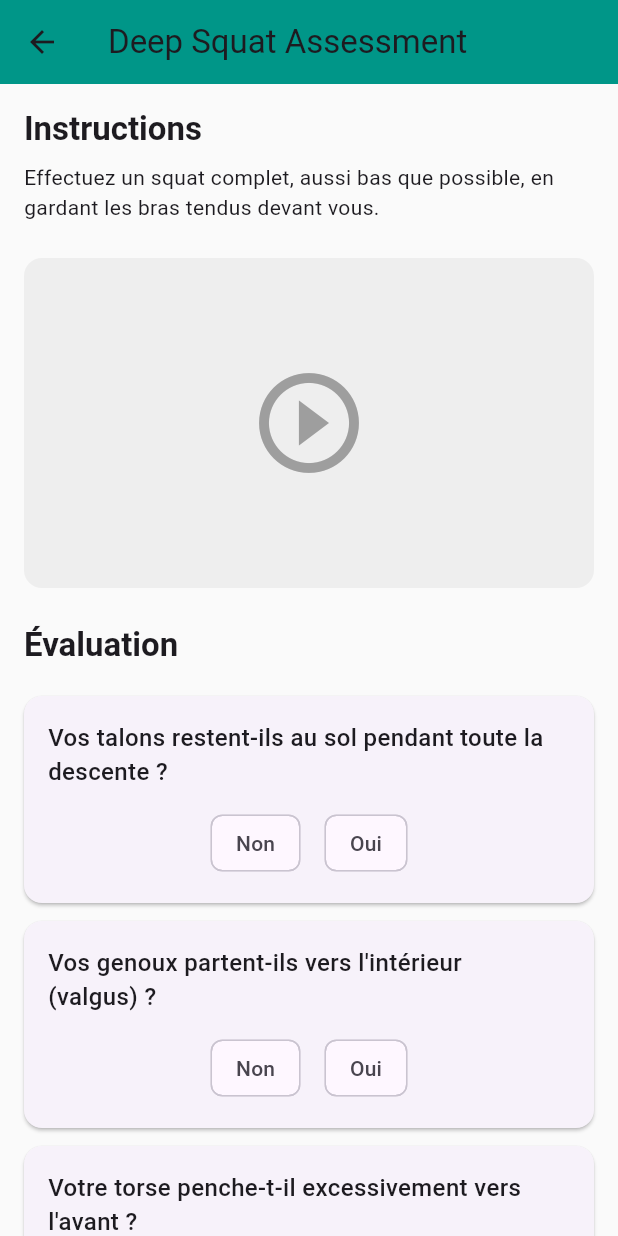
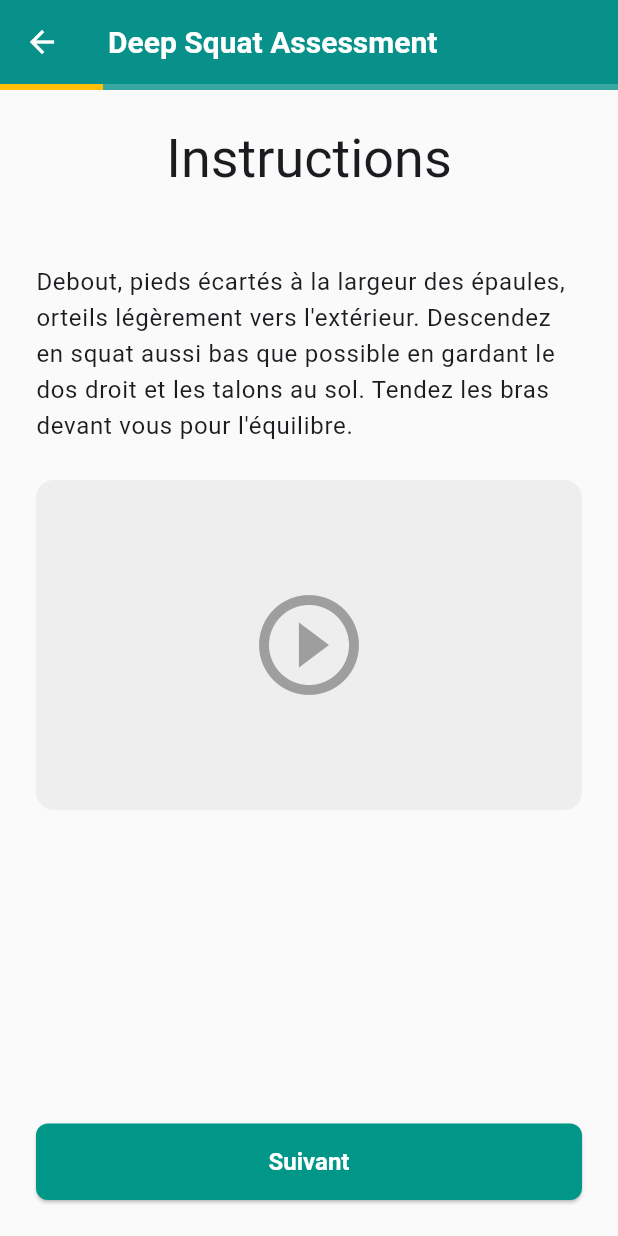
Before and after one commit to ThTe/Test-Jules-fitness, a Flutter app: the GuidedTestScreen screen opened directly with sample values from the repository, on a phone screen of 412 x 824 dp. Run offline on Flutter 3.47's test engine with Material 3 defaults, Android fonts, the phone set to English and light mode, and no system bars.

Commit message:
I've completed a major update to enhance the application's user experience and content library. Here's what I did:
**UI/UX Improvements:**
- I created a centralized `AppTheme` for consistent styling.
- I extracted reusable widgets like `SectionTitle` to clean up the screen code.
- I added an `AnimatedSwitcher` to the home screen score for a smoother feel.

**Feature & Content Expansion:**
- I completely refactored the `GuidedTestScreen` into a step-by-step "wizard" using a PageView for a more immersive experience.
- I created a new `ExerciseScreen` to act as an "exercise player," with a timer to guide you through the recommended exercises.
- I enhanced the data models to support numeric inputs for quantifiable tests.
- I expanded the content library with detailed instructions and criteria for the Dynamic Lunge, Knee-to-Wall, Shoulder Mobility, and Thoracic Rotation tests.

```diff
--- a/lib/data/mock_data.dart
+++ b/lib/data/mock_data.dart
@@ -7,38 +7,77 @@ final List<MobilityTest> mockTests = [
     id: 't1',
     name: 'Deep Squat Assessment',
     category: 'Chaîne inférieure',
-    instructions: 'Effectuez un squat complet, aussi bas que possible, en gardant les bras tendus devant vous.',
+    instructions: 'Debout, pieds écartés à la largeur des épaules, orteils légèrement vers l\'extérieur. Descendez en squat aussi bas que possible en gardant le dos droit et les talons au sol. Tendez les bras devant vous pour l\'équilibre.',
     criteria: [
-      TestCriterion(id: 't1c1', question: 'Vos talons restent-ils au sol pendant toute la descente ?'),
-      TestCriterion(id: 't1c2', question: 'Vos genoux partent-ils vers l\'intérieur (valgus) ?'),
+      TestCriterion(id: 't1c1', question: 'Vos talons se décollent-ils du sol ?'),
+      TestCriterion(id: 't1c2', question: 'Vos genoux rentrent-ils vers l\'intérieur ?'),
       TestCriterion(id: 't1c3', question: 'Votre torse penche-t-il excessivement vers l\'avant ?'),
-      TestCriterion(id: 't1c4', question: 'Le bas de votre dos s\'arrondit-il de manière significative (butt wink) ?'),
+      TestCriterion(id: 't1c4', question: 'Le bas de votre dos s\'arrondit-il de manière marquée (butt wink) ?'),
     ],
   ),
   const MobilityTest(
     id: 't2',
     name: '90/90 Hip Switch',
     category: 'Hanches',
-    instructions: 'Assis au sol, genoux pliés à 90°, basculez vos genoux d\'un côté à l\'autre sans utiliser vos mains.',
+    instructions: 'Asseyez-vous au sol, les deux genoux pliés à 90 degrés, une jambe devant vous et l\'autre sur le côté. Gardez le torse droit et tentez de basculer vos genoux de l\'autre côté sans utiliser vos mains.',
     criteria: [
-      TestCriterion(id: 't2c1', question: 'Réussissez-vous le mouvement sans utiliser vos mains comme support ?'),
-      TestCriterion(id: 't2c2', question: 'Votre fesse opposée reste-t-elle au sol (ou très proche) ?'),
-      TestCriterion(id: 't2c3', question: 'Ressentez-vous un pincement ou une douleur dans le dos ou les hanches ?'),
+      TestCriterion(id: 't2c1', question: 'Devez-vous utiliser vos mains pour vous aider ou vous stabiliser ?'),
+      TestCriterion(id: 't2c2', question: 'La fesse du côté où les genoux se déplacent se soulève-t-elle beaucoup ?'),
+      TestCriterion(id: 't2c3', question: 'Ressentez-vous une douleur ou un pincement (plutôt qu\'un simple étirement) ?'),
     ],
   ),
   const MobilityTest(
     id: 't3',
     name: 'Test de fente dynamique',
     category: 'Chaîne inférieure',
-    instructions: 'Faites un grand pas en avant et descendez en fente, puis revenez à la position de départ.',
-    criteria: [], // To be detailed later
+    instructions: 'Debout, faites un grand pas en avant. Descendez jusqu\'à ce que votre cuisse avant soit parallèle au sol, genou au-dessus de la cheville. Le genou arrière doit frôler le sol. Remontez en poussant sur le pied avant. Faites le test pour chaque jambe.',
+    criteria: [
+      TestCriterion(id: 't3c1', question: 'Perdez-vous l\'équilibre pendant le mouvement ?'),
+      TestCriterion(id: 't3c2', question: 'Votre genou avant dépasse-t-il vos orteils ou rentre-t-il vers l\'intérieur ?'),
+      TestCriterion(id: 't3c3', question: 'Votre torse penche-t-il de manière significative vers l\'avant ou sur le côté ?'),
+    ],
   ),
   const MobilityTest(
     id: 't4',
     name: 'Flexion dorsale cheville (Knee-to-Wall)',
     category: 'Chevilles',
-    instructions: 'Face à un mur, avancez votre pied jusqu\'à ce que votre genou puisse toucher le mur sans que le talon ne se décolle.',
-    criteria: [], // To be detailed later
+    instructions: 'Face à un mur, en position de fente, le gros orteil du pied avant pointant vers le mur. Avancez ou reculez votre pied pour trouver la distance maximale à laquelle vous pouvez toucher le mur avec votre genou, SANS que votre talon ne se décolle du sol. Mesurez cette distance.',
+    criteria: [
+      TestCriterion(
+        id: 't4c1',
+        question: 'Quelle est la distance maximale (en cm) entre votre gros orteil et le mur ?',
+        responseType: CriterionResponseType.numeric,
+        unit: 'cm',
+      ),
+      TestCriterion(id: 't4c2', question: 'Ressentez-vous une douleur (pincement à l\'avant, forte tension) ?'),
+    ],
+  ),
+  const MobilityTest(
+    id: 't5',
+    name: 'Test de mobilité d\'épaule (Apley\'s)',
+    category: 'Épaules',
+    instructions: 'Debout ou assis. Passez une main par-dessus l\'épaule pour toucher le haut du dos. Passez l\'autre main par le bas pour toucher le bas du dos. Rapprochez vos doigts le plus possible. Mesurez la distance (positive si les doigts ne se touchent pas, négative s\'ils se chevauchent).',
+    criteria: [
+      TestCriterion(
+        id: 't5c1',
+        question: 'Quelle est la distance entre vos doigts (en cm) ?',
+        responseType: CriterionResponseType.numeric,
+        unit: 'cm',
+      ),
+      TestCriterion(id: 't5c2', question: 'La différence entre le côté gauche et le côté droit est-elle importante ?'),
+      TestCriterion(id: 't5c3', question: 'Ressentez-vous une douleur vive dans l\'une des deux épaules ?'),
+    ],
+  ),
+  const MobilityTest(
+    id: 't6',
+    name: 'Test de Rotation Thoracique (Assis)',
+    category: 'Dos',
+    instructions: 'Asseyez-vous au bord d\'une chaise, pieds au sol. Placez un bâton sur vos épaules. En gardant le bassin fixe, tournez le haut de votre corps vers la droite, puis vers la gauche, le plus loin possible sans douleur.',
+    criteria: [
+      TestCriterion(id: 't6c1', question: 'Y a-t-il une différence de rotation visible entre la gauche et la droite ?'),
+      TestCriterion(id: 't6c2', question: 'Le bâton s\'incline-t-il (signe que vous vous penchez sur le côté) ?'),
+      TestCriterion(id: 't6c3', question: 'Ressentez-vous une douleur ou un blocage dans le milieu du dos ?'),
+    ],
   ),
 ];
 
@@ -78,4 +117,18 @@ final List<Exercise> mockExercises = [
     targetArea: 'Chaîne inférieure',
     difficulty: ExerciseDifficulty.intermediaire,
   ),
+  const Exercise(
+    id: 'e6',
+    name: 'Shoulder Pass-Through',
+    description: 'Avec un bâton ou un élastique, faites passer vos bras tendus de l\'avant vers l\'arrière de votre corps.',
+    targetArea: 'Épaules',
+    difficulty: ExerciseDifficulty.debutant,
+  ),
+  const Exercise(
+    id: 'e7',
+    name: 'Quadruped Thoracic Rotations',
+    description: 'À quatre pattes, placez une main derrière la tête et ouvrez le coude vers le ciel pour mobiliser le haut du dos.',
+    targetArea: 'Dos',
+    difficulty: ExerciseDifficulty.debutant,
+  ),
 ];
--- a/lib/models/test_criterion.dart
+++ b/lib/models/test_criterion.dart
@@ -1,18 +1,21 @@
 enum CriterionResponseType {
   boolean, // e.g., Yes/No
   multipleChoice, // e.g., Pain location
+  numeric, // e.g., distance in cm
 }
 
 class TestCriterion {
   final String id;
   final String question;
   final CriterionResponseType responseType;
-  final List<String>? options; // Null if not multiple choice
+  final List<String>? options; // For multipleChoice
+  final String? unit; // For numeric, e.g., "cm" or "in"
 
   const TestCriterion({
     required this.id,
     required this.question,
     this.responseType = CriterionResponseType.boolean,
     this.options,
+    this.unit,
   });
 }
--- a/lib/screens/guided_test/guided_test_screen.dart
+++ b/lib/screens/guided_test/guided_test_screen.dart
@@ -1,4 +1,5 @@
 import 'package:flutter/material.dart';
+import 'package:flutter/services.dart';
 import 'package:mobility_check_progress/models/mobility_test.dart';
 import 'package:mobility_check_progress/models/test_criterion.dart';
 import 'package:mobility_check_progress/providers/test_provider.dart';
@@ -14,142 +15,191 @@ class GuidedTestScreen extends StatefulWidget {
 }
 
 class _GuidedTestScreenState extends State<GuidedTestScreen> {
-  // Use a map to store responses, with the criterion ID as the key.
+  late final PageController _pageController;
   final Map<String, dynamic> _responses = {};
+  int _currentPage = 0;
+
+  List<Widget> _pages = [];
+
+  @override
+  void initState() {
+    super.initState();
+    _pageController = PageController();
+    _buildPages();
+  }
+
+  void _buildPages() {
+    _pages = [
+      _buildInstructionPage(),
+      ...widget.test.criteria.map((c) => _buildCriterionPage(c)),
+      _buildSummaryPage(),
+    ];
+  }
+
+  @override
+  void dispose() {
+    _pageController.dispose();
+    super.dispose();
+  }
+
+  void _nextPage() {
+    if (_currentPage < _pages.length - 1) {
+      _pageController.nextPage(
+        duration: const Duration(milliseconds: 300),
+        curve: Curves.easeInOut,
+      );
+    }
+  }
 
   @override
   Widget build(BuildContext context) {
-    // The button is enabled only if a response has been provided for every criterion.
-    final bool allQuestionsAnswered = _responses.length == widget.test.criteria.length;
+    double progress = (_currentPage + 1) / _pages.length;
 
     return Scaffold(
       appBar: AppBar(
         title: Text(widget.test.name),
-        backgroundColor: Colors.teal,
+        bottom: PreferredSize(
+          preferredSize: const Size.fromHeight(4.0),
+          child: LinearProgressIndicator(
+            value: progress,
+            backgroundColor: Colors.white.withOpacity(0.2),
+            valueColor: const AlwaysStoppedAnimation<Color>(Colors.amber),
           ),
-      body: SingleChildScrollView(
-        padding: const EdgeInsets.all(16.0),
-        child: Column(
-          crossAxisAlignment: CrossAxisAlignment.start,
+        ),
+      ),
+      body: PageView(
+        controller: _pageController,
+        physics: const NeverScrollableScrollPhysics(),
+        onPageChanged: (page) {
+          setState(() {
+            _currentPage = page;
+          });
+        },
+        children: _pages,
+      ),
+    );
+  }
+
+  Widget _buildInstructionPage() {
+    return _buildPageContent(
+      title: 'Instructions',
+      content: Column(
         children: [
-            // Instructions section
-            Text(
-              'Instructions',
-              style: Theme.of(context).textTheme.titleLarge?.copyWith(fontWeight: FontWeight.bold),
-            ),
-            const SizedBox(height: 8),
-            Text(widget.test.instructions, style: Theme.of(context).textTheme.bodyMedium),
+          Text(widget.test.instructions, style: Theme.of(context).textTheme.bodyLarge),
           const SizedBox(height: 24),
-
-            // Video/Image placeholder
           Container(
             height: 220,
             width: double.infinity,
             decoration: BoxDecoration(color: Colors.grey[200], borderRadius: BorderRadius.circular(12)),
             child: const Center(child: Icon(Icons.play_circle_outline, size: 80, color: Colors.grey)),
           ),
-            const SizedBox(height: 24),
+        ],
+      ),
+      onNext: _nextPage,
+    );
+  }
 
-            // Dynamic questionnaire section
-            Text(
-              'Évaluation',
-              style: Theme.of(context).textTheme.titleLarge?.copyWith(fontWeight: FontWeight.bold),
+  Widget _buildCriterionPage(TestCriterion criterion) {
+    bool isAnswered = _responses.containsKey(criterion.id);
+
+    return _buildPageContent(
+      title: 'Évaluation',
+      content: Column(
+        children: [
+          Text(criterion.question, style: Theme.of(context).textTheme.headlineSmall, textAlign: TextAlign.center),
+          const SizedBox(height: 32),
+          if (criterion.responseType == CriterionResponseType.boolean)
+            _buildBooleanResponse(criterion),
+          if (criterion.responseType == CriterionResponseType.numeric)
+            _buildNumericResponse(criterion),
+        ],
       ),
-            const SizedBox(height: 8),
-            ..._buildCriteriaWidgets(),
-            const SizedBox(height: 32),
+      onNext: isAnswered ? _nextPage : null,
+    );
+  }
 
-            // Submit button
-            SizedBox(
-              width: double.infinity,
-              child: ElevatedButton(
-                onPressed: !allQuestionsAnswered
-                    ? null
-                    : () {
+  Widget _buildSummaryPage() {
+    return _buildPageContent(
+      title: 'Test Terminé !',
+      content: const Center(
+        child: Text('Vous avez répondu à toutes les questions.', style: TextStyle(fontSize: 18)),
+      ),
+      isFinalPage: true,
+    );
+  }
+
+  Widget _buildPageContent({required String title, required Widget content, VoidCallback? onNext, bool isFinalPage = false}) {
+    return Padding(
+      padding: const EdgeInsets.all(24.0),
+      child: Column(
+        mainAxisAlignment: MainAxisAlignment.center,
+        crossAxisAlignment: CrossAxisAlignment.stretch,
+        children: [
+          Text(title, style: Theme.of(context).textTheme.displaySmall, textAlign: TextAlign.center),
+          const SizedBox(height: 48),
+          Expanded(
+            child: content,
+          ),
+          if (!isFinalPage)
+            ElevatedButton(
+              onPressed: onNext,
+              child: const Text('Suivant'),
+            )
+          else
+            ElevatedButton(
+              onPressed: () {
                 Provider.of<TestProvider>(context, listen: false)
                     .addResult(widget.test, responses: _responses);
                 Navigator.of(context).pop();
               },
-                style: ElevatedButton.styleFrom(
-                  backgroundColor: Colors.teal,
-                  foregroundColor: Colors.white,
-                  padding: const EdgeInsets.symmetric(vertical: 16),
-                  textStyle: const TextStyle(fontSize: 16, fontWeight: FontWeight.bold),
-                ),
-                child: const Text('TERMINER LE TEST'),
-              ),
-            ),
-            const SizedBox(height: 12),
-            SizedBox(
-              width: double.infinity,
-              child: OutlinedButton(
-                onPressed: () {
-                  Provider.of<TestProvider>(context, listen: false)
-                      .addResult(widget.test, score: 0);
-                  Navigator.of(context).pop();
-                },
-                style: OutlinedButton.styleFrom(
-                  foregroundColor: Colors.grey[700],
-                  side: BorderSide(color: Colors.grey[400]!),
-                ),
-                child: const Text('Impossible de réaliser le test'),
-              ),
+              child: const Text('Voir mon diagnostic'),
             ),
         ],
       ),
-      ),
     );
-  }
-
-  List<Widget> _buildCriteriaWidgets() {
-    return widget.test.criteria.map((criterion) {
-      return Card(
-        margin: const EdgeInsets.only(top: 12.0),
-        child: Padding(
-          padding: const EdgeInsets.all(16.0),
-          child: Column(
-            crossAxisAlignment: CrossAxisAlignment.start,
-            children: [
-              Text(criterion.question, style: const TextStyle(fontSize: 16, fontWeight: FontWeight.w500)),
-              const SizedBox(height: 12),
-              if (criterion.responseType == CriterionResponseType.boolean)
-                _buildBooleanResponse(criterion),
-              // TODO: Add support for other response types like multipleChoice
-            ],
-          ),
-        ),
-      );
-    }).toList();
   }
 
   Widget _buildBooleanResponse(TestCriterion criterion) {
     return Row(
       mainAxisAlignment: MainAxisAlignment.center,
       children: [
-        ChoiceChip(
-          label: const Text('Non'),
-          selected: _responses[criterion.id] == false,
+        _buildChoiceChip(label: 'Non', value: false, criterion: criterion),
+        const SizedBox(width: 16),
+        _buildChoiceChip(label: 'Oui', value: true, criterion: criterion),
+      ],
+    );
+  }
+
+  Widget _buildChoiceChip({required String label, required bool value, required TestCriterion criterion}) {
+    return FilterChip(
+      label: Text(label, style: const TextStyle(fontSize: 16)),
+      selected: _responses[criterion.id] == value,
       onSelected: (isSelected) {
         if (isSelected) {
           setState(() {
-                _responses[criterion.id] = false;
+            _responses[criterion.id] = value;
           });
         }
       },
+      padding: const EdgeInsets.symmetric(horizontal: 24, vertical: 12),
+    );
+  }
+
+  Widget _buildNumericResponse(TestCriterion criterion) {
+    return TextField(
+      textAlign: TextAlign.center,
+      style: Theme.of(context).textTheme.displayMedium,
+      keyboardType: const TextInputType.numberWithOptions(decimal: true),
+      inputFormatters: [FilteringTextInputFormatter.allow(RegExp(r'^\d+\.?\d{0,1}'))],
+      decoration: InputDecoration(
+        border: const OutlineInputBorder(),
+        suffixText: criterion.unit,
       ),
-        const SizedBox(width: 16),
-        ChoiceChip(
-          label: const Text('Oui'),
-          selected: _responses[criterion.id] == true,
-          onSelected: (isSelected) {
-            if (isSelected) {
+      onChanged: (value) {
         setState(() {
-                _responses[criterion.id] = true;
+          _responses[criterion.id] = double.tryParse(value) ?? 0.0;
         });
-            }
       },
-        ),
-      ],
     );
   }
 }
```
Also changed, not shown: lib/main.dart (+2 -5 lines), lib/screens/diagnosis/diagnosis_screen.dart (+15 -14 lines), lib/screens/exercise/exercise_screen.dart (added, +110 -0 lines), lib/screens/home/home_screen.dart (+18 -29 lines), lib/theme/app_theme.dart (added, +62 -0 lines), lib/widgets/common/section_title.dart (added, +18 -0 lines). Lines whose indentation alone changed are shown as unchanged.
